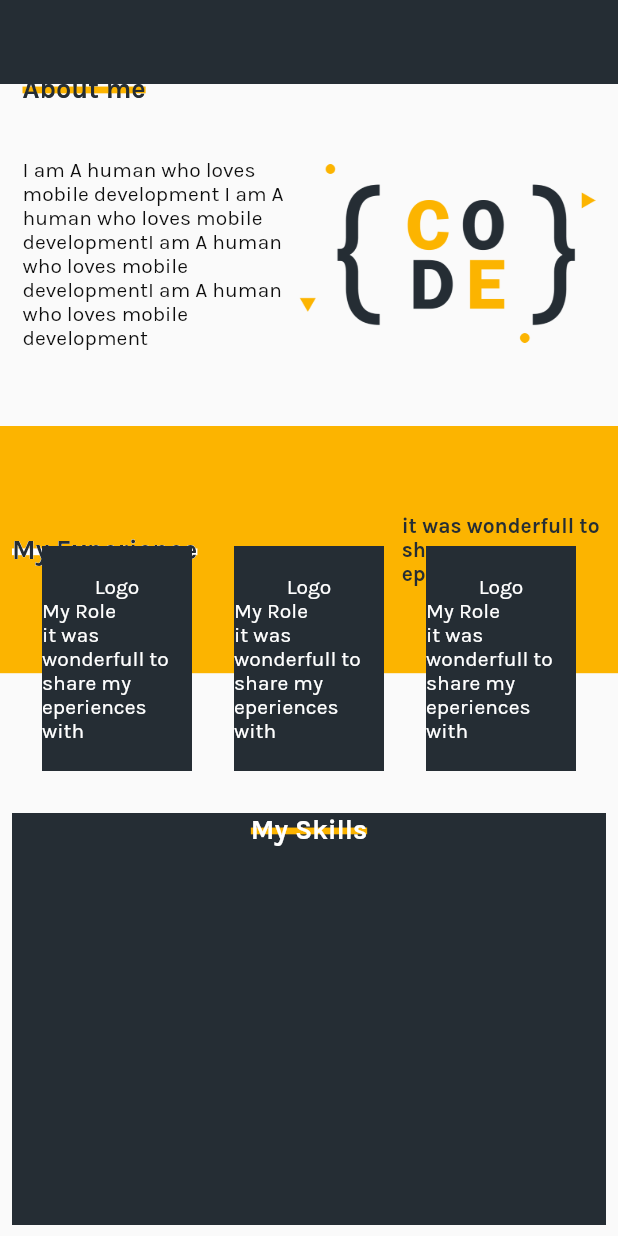
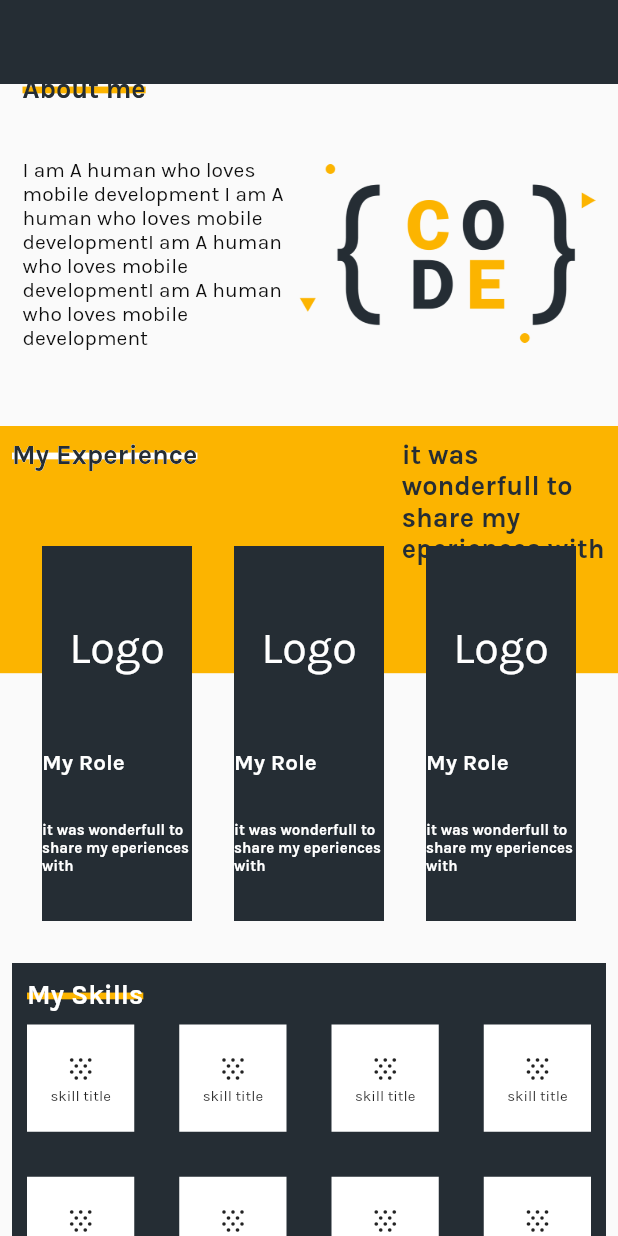
Before and after one commit to ahmadalfrehan/my_protofolio, a Flutter app: the screen it shows after launch, scrolled down 521 dp, on a phone screen of 412 x 824 dp. Run offline on Flutter 3.47's test engine with Material 2 defaults, Android fonts, the phone set to English and light mode, and no system bars.

Commit message:
add projects and skills section

```diff
--- a/lib/config/textStyle.dart
+++ b/lib/config/textStyle.dart
@@ -60,6 +60,6 @@ class TextStyleMyApp {
   static const TextStyle textStyle9 = TextStyle(
     color: colorDarkBlue,
     fontWeight: FontWeight.w600,
-    fontSize: 14,
+    fontSize: 18,
   );
 }
--- a/lib/presentation/about-me.dart
+++ b/lib/presentation/about-me.dart
@@ -52,7 +52,6 @@ class AboutMe extends StatelessWidget {
                     ),
                   ],
                 ),
-
               ],
             ),
           ),
--- a/lib/presentation/my-experience/my-experenece.dart
+++ b/lib/presentation/my-experience/my-experenece.dart
@@ -8,7 +8,9 @@ class MyExperience extends StatelessWidget {
 
   @override
   Widget build(BuildContext context) {
-    return Stack(
+    return Column(
+      children: [
+        Stack(
           alignment: Alignment.topCenter,
           children: [
             Container(
@@ -20,6 +22,7 @@ class MyExperience extends StatelessWidget {
               child: Padding(
                 padding: const EdgeInsets.all(8.0),
                 child: Row(
+                  crossAxisAlignment: CrossAxisAlignment.start,
                   children: [
                     Stack(
                       children: const [
@@ -58,47 +61,62 @@ class MyExperience extends StatelessWidget {
               ],
             ),
           ],
+        ),
+      ],
     );
   }
 
   _squareLogo() {
     return Container(
-      height: 150,
+      height: 250,
       width: 100,
       decoration: const BoxDecoration(color: colorDarkBlue),
       child: Column(
         mainAxisAlignment: MainAxisAlignment.center,
         children: [
-          const Center(
-            child: Text(
+          const SizedBox(height: 50),
+          const Text(
             'Logo',
             style: TextStyle(
               color: Colors.white,
+              fontSize: 30,
             ),
           ),
-          ),
-          //const Spacer(),
+          const SizedBox(height: 50),
+          //  const Spacer(),
+          Expanded(
+            child: Column(
+              children: [
                 Row(
                   children: const [
                     Text(
                       'My Role',
                       style: TextStyle(
                         color: Colors.white,
+                        fontSize: 15,
+                        fontWeight: FontWeight.w800,
                       ),
                     ),
                   ],
                 ),
-          Row(
+                Expanded(
+                  child: Row(
                     children: const [
                       Expanded(
                         child: Text(
                           'it was wonderfull to share my eperiences with',
                           style: TextStyle(
                             color: Colors.white,
+                            fontSize: 10,
+                            fontWeight: FontWeight.w600,
                           ),
                         ),
                       ),
                     ],
+                  ),
+                ),
+              ],
+            ),
           ),
         ],
       ),
--- a/lib/presentation/my-protofolio.dart
+++ b/lib/presentation/my-protofolio.dart
@@ -1,4 +1,5 @@
 import 'package:flutter/material.dart';
+import 'package:protofolio/presentation/my-projects/my-projects.dart';
 
 import 'about-me.dart';
 import 'head/head.dart';
@@ -22,6 +23,7 @@ class MyProtofolio extends StatelessWidget {
             MyExperience(),
             SizedBox(height: 20),
             MySkills(),
+            MyProjects(),
           ],
         ),
       ),
--- a/lib/presentation/my-skills/my-skills.dart
+++ b/lib/presentation/my-skills/my-skills.dart
@@ -11,12 +11,17 @@ class MySkills extends StatelessWidget {
     return Padding(
       padding: const EdgeInsets.all(8.0),
       child: Container(
-        height: MediaQuery.of(context).size.height / 3,
+     //   height: MediaQuery.of(context).size.height / 3,
         width: double.infinity,
-        decoration: const BoxDecoration(
-          color: colorDarkBlue,
-        ),
+        clipBehavior: Clip.none,
+        alignment: Alignment.center,
+        decoration: const BoxDecoration(color: colorDarkBlue),
+        child: Padding(
+          padding: const EdgeInsets.only(left: 10, top: 10, right: 10),
           child: Column(
+            mainAxisAlignment: MainAxisAlignment.center,
+            children: [
+              Row(
                 children: [
                   Stack(
                     children: const [
@@ -30,8 +35,47 @@ class MySkills extends StatelessWidget {
                       ),
                     ],
                   ),
-
                 ],
+              ),
+              const SizedBox(height: 10),
+              SizedBox(
+                height: MediaQuery.of(context).size.height / 3.4,
+                child: GridView.builder(
+                    itemCount: 8,
+                    clipBehavior: Clip.none,
+                    gridDelegate:
+                        const SliverGridDelegateWithFixedCrossAxisCount(
+                      crossAxisCount: 4,
+                      crossAxisSpacing: 30,
+                      mainAxisSpacing: 30,
+                    ),
+                    itemBuilder: (context, index) {
+                      return Container(
+                        height: 220,
+                        width: 220,
+                        decoration: const BoxDecoration(
+                          shape: BoxShape.rectangle,
+                          color: Colors.white,
+                        ),
+                        child: Column(
+                          mainAxisAlignment: MainAxisAlignment.center,
+                          crossAxisAlignment: CrossAxisAlignment.center,
+                          children: const [
+                            Icon(Icons.snowing),
+                            Text(
+                              'skill title',
+                              textAlign: TextAlign.center,
+                              style: TextStyle(
+                                fontSize: 10,
+                              ),
+                            )
+                          ],
+                        ),
+                      );
+                    }),
+              )
+            ],
+          ),
         ),
       ),
     );
```
Also changed, not shown: lib/main.dart (+0 -14 lines), lib/presentation/my-projects/my-projects.dart (added, +81 -0 lines). Lines whose indentation alone changed are shown as unchanged.
